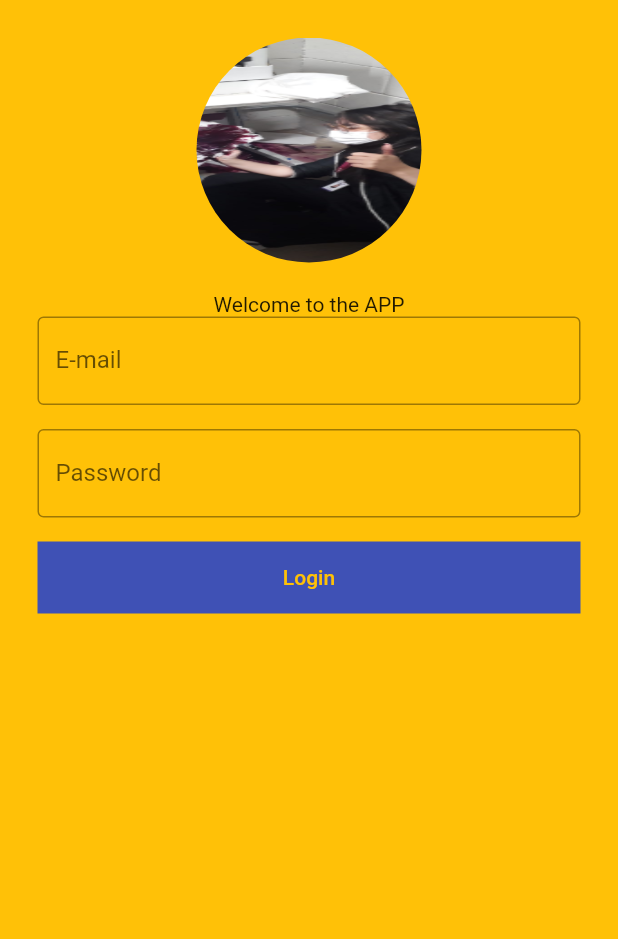
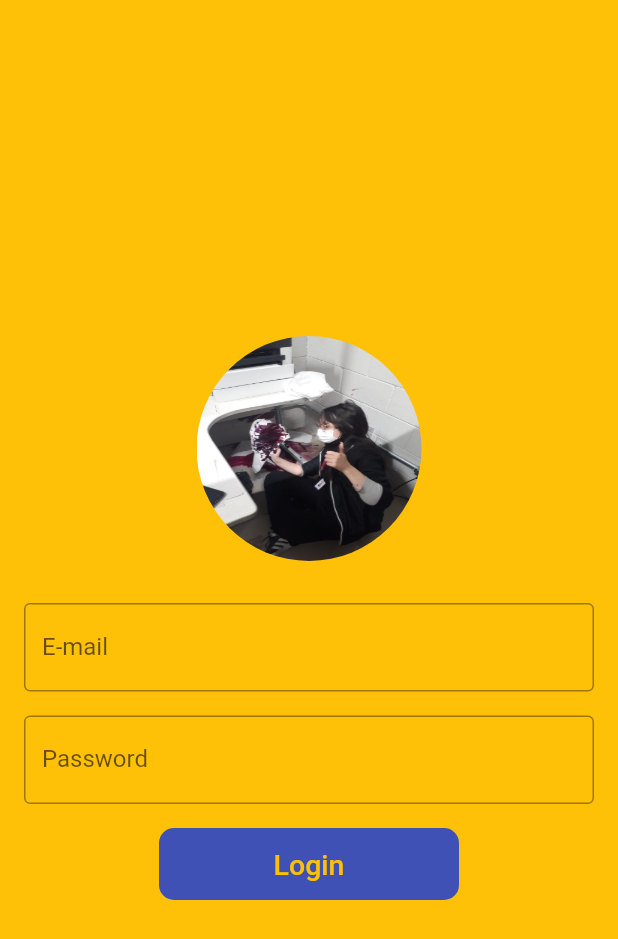
Before and after one commit to gui-rossi/TCCApp, a Flutter app: the screen it shows after launch, on a phone screen of 412 x 824 dp. Shown: the top 939 px of the screen. Run offline on Flutter 3.47's test engine with Material 2 defaults, Android fonts, the phone set to English and light mode, and no system bars.

Commit message:
login screen impl

```diff
--- a/lib/main.dart
+++ b/lib/main.dart
@@ -60,27 +60,27 @@ class _LoginPageState extends State<LoginPage> {
   Widget build(BuildContext context) {
     return Scaffold(
       backgroundColor: Colors.amber,
-      body: Center(
+      body: Container(
+        margin: EdgeInsets.only(left: 16, right: 16),
         child: Form(
           key: formKey,
-          child: ListView(
-            padding: const EdgeInsets.all(25),
+          child: Column(
+            mainAxisAlignment: MainAxisAlignment.center,
             children: [
               const LogoContainer(),
-              Center(child: Text('Welcome to the APP')),
               buildEmail(),
-              const SizedBox(height: 16),
               buildPassword(),
-              const SizedBox(height: 16),
-              buildSubmit(),
+              buildSubmit()
             ],
           ),
-        ),
-      ),
+        )
+      )
     );
   }
 
-  Widget buildEmail() => TextFormField(
+  Widget buildEmail() => Container(
+    margin: EdgeInsets.only(top: 8, bottom: 8),
+    child: TextFormField(
       decoration: InputDecoration(
           labelText: 'E-mail',
           border: OutlineInputBorder()
@@ -93,9 +93,12 @@ class _LoginPageState extends State<LoginPage> {
         }
       },
       onSaved: (value) => setState(() => email = value!),
+    )
   );
 
-  Widget buildPassword() => TextFormField(
+  Widget buildPassword() => Container(
+    margin: EdgeInsets.only(top: 8, bottom: 8),
+    child: TextFormField(
       decoration: InputDecoration(
           labelText: 'Password',
           border: OutlineInputBorder()
@@ -111,15 +114,21 @@ class _LoginPageState extends State<LoginPage> {
       },
       onSaved: (value) => setState(() => password = value!),
       obscureText: true,
+    ),
   );
 
   Widget buildSubmit() => Container(
+    margin: EdgeInsets.only(top: 8),
+    width: 200,
+    decoration: BoxDecoration(
+      borderRadius: BorderRadius.circular(10),
       color: Colors.indigo,
+    ),
     child: TextButton(
       style: TextButton.styleFrom(
           primary: Colors.amber
       ),
-      child: Text('Login'),
+      child: Text('Login', style: TextStyle(fontSize: 19)),
       onPressed: () {
         final isValid = formKey.currentState!.validate();
 
--- a/pubspec.yaml
+++ b/pubspec.yaml
@@ -59,7 +59,6 @@ flutter:
 
   # To add assets to your application, add an assets section, like this:
   assets:
-    - images/test.png
     - images/T_T.jpg
 
   # An image asset can refer to one or more resolution-specific "variants", see
```
Lines whose indentation alone changed are shown as unchanged.
